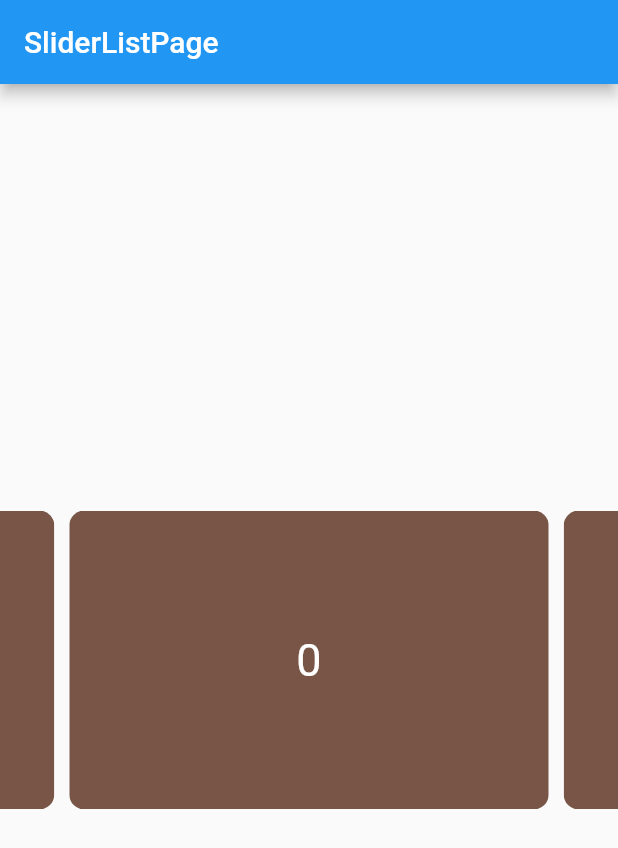
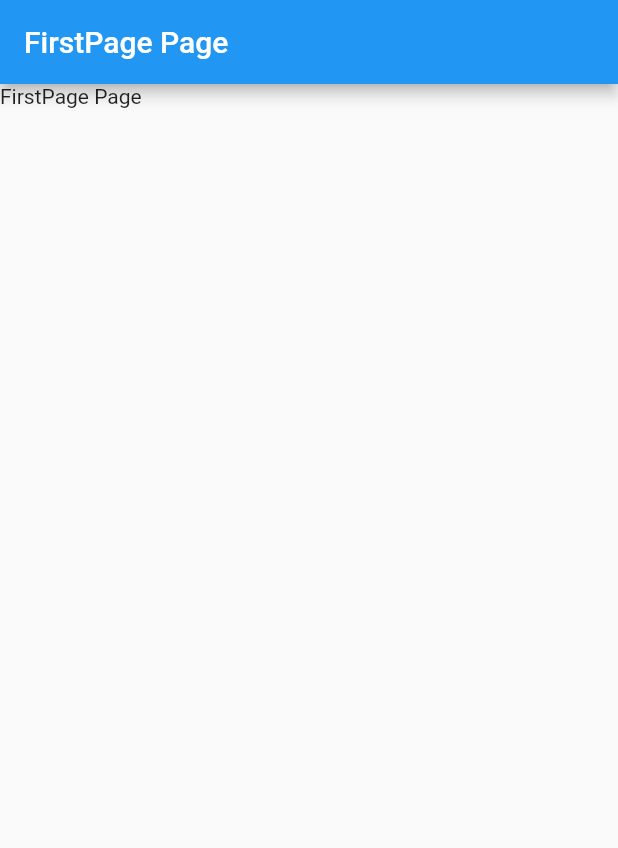
Before and after one commit to soutsjjw/flutter_getx_iThome, a Flutter app: the screen it shows after launch, on a phone screen of 412 x 824 dp. Shown: the top 848 px of the screen. Run offline on Flutter 3.47's test engine with Material 2 defaults, Android fonts, the phone set to English and light mode, and no system bars; drawn by our look-alikes of carousel_slider; our stand-ins replace equatable, get, lottie, shared_preferences.

```diff
--- /dev/null
+++ b/lib/pages/first_page/first_page_bindings.dart
@@ -0,0 +1,9 @@
+import 'package:flutter_getx_ithome/pages/first_page/first_page_controller.dart';
+import 'package:get/get.dart';
+
+class FirstPageBinding implements Bindings {
+  @override
+  void dependencies() {
+    Get.lazyPut(() => FirstPageController());
+  }
+}
--- /dev/null
+++ b/lib/pages/first_page/first_page_page.dart
@@ -0,0 +1,18 @@
+import 'package:flutter/material.dart';
+import 'package:get/get.dart';
+
+import 'first_page_controller.dart';
+
+class FirstPagePage extends GetView<FirstPageController> {
+  final controller = Get.put(FirstPageController());
+
+  @override
+  Widget build(BuildContext context) {
+    return Scaffold(
+      appBar: AppBar(title: Text('FirstPage Page')),
+      body: Container(
+        child: Text('FirstPage Page'),
+      ),
+    );
+  }
+}
--- a/lib/routes/app_pages.dart
+++ b/lib/routes/app_pages.dart
@@ -1,14 +1,21 @@
 import 'package:flutter_getx_ithome/pages/carousel_slide/carousel_slide_bindings.dart';
 import 'package:flutter_getx_ithome/pages/carousel_slide/carousel_slide_page.dart';
+import 'package:flutter_getx_ithome/pages/first_page/first_page_bindings.dart';
+import 'package:flutter_getx_ithome/pages/first_page/first_page_page.dart';
 import 'package:flutter_getx_ithome/pages/lottie/lottie_bindings.dart';
 import 'package:flutter_getx_ithome/pages/lottie/lottie_page.dart';
 import 'package:get/get.dart';
 part 'app_routes.dart';
 
 abstract class AppPages {
-  static const initPage = Routes.CAROUSELSLIDE;
+  static const initPage = Routes.FIRSTPAGE;
 
   static final pages = [
+    GetPage(
+      name: Routes.FIRSTPAGE,
+      page: () => FirstPagePage(),
+      binding: FirstPageBinding(),
+    ),
     GetPage(
       name: Routes.LOTTIE,
       page: () => LottiePage(),
--- a/lib/routes/app_routes.dart
+++ b/lib/routes/app_routes.dart
@@ -1,6 +1,7 @@
 part of 'app_pages.dart';
 
 abstract class Routes {
+  static const FIRSTPAGE = '/FirstPage';
   static const LOTTIE = '/lottie';
   static const CAROUSELSLIDE = '/CarouselSlide';
 }
--- /dev/null
+++ b/lib/utils/static_name.dart
@@ -0,0 +1,2 @@
+const String ACCESS_TOKEN = 'accessToken';
+const String USER_NAME = 'user_name';
--- /dev/null
+++ b/lib/utils/user_default.dart
@@ -0,0 +1,25 @@
+import 'package:flutter_getx_ithome/utils/static_name.dart';
+import 'package:shared_preferences/shared_preferences.dart';
+
+class UserDefault {
+  static UserDefault instance = UserDefault._internal();
+  factory UserDefault() => instance;
+
+  UserDefault._internal();
+  late SharedPreferences _prefs;
+
+  init() async {
+    _prefs = await SharedPreferences.getInstance();
+  }
+
+  String get accessToken => _prefs.getString(ACCESS_TOKEN) ?? "";
+  set accessToken(String? value) {
+    if (value != null) {
+      _prefs.setString(ACCESS_TOKEN, value);
+    }
+  }
+
+  set userName(String name) => _prefs.setString(USER_NAME, name);
+  String get userName => _prefs.getString(USER_NAME) ?? "";
+
+}
--- a/pubspec.yaml
+++ b/pubspec.yaml
@@ -17,6 +17,7 @@ dependencies:
   equatable: ^2.0.3
   lottie: ^1.2.1
   carousel_slider: ^4.0.0
+  shared_preferences: ^2.0.8
 
 dev_dependencies:
   flutter_test:
```
Also changed, not shown: lib/main.dart (+21 -1 lines), lib/pages/first_page/first_page_controller.dart (added, +14 -0 lines), pubspec.lock.
